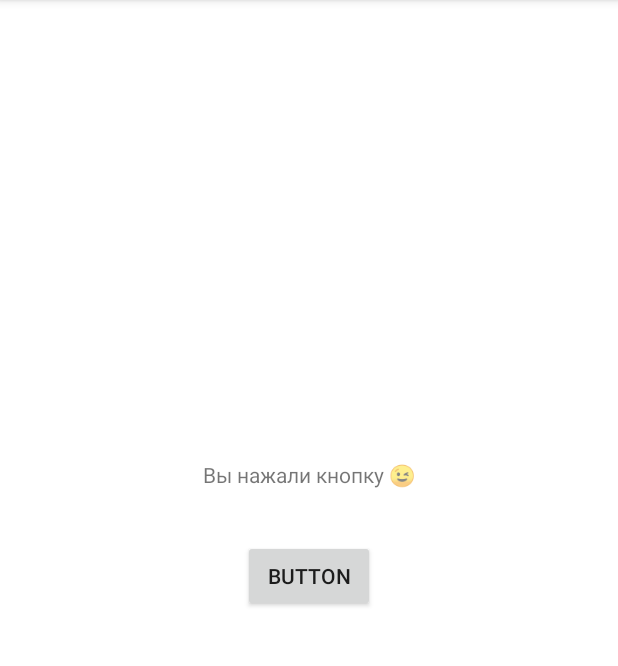
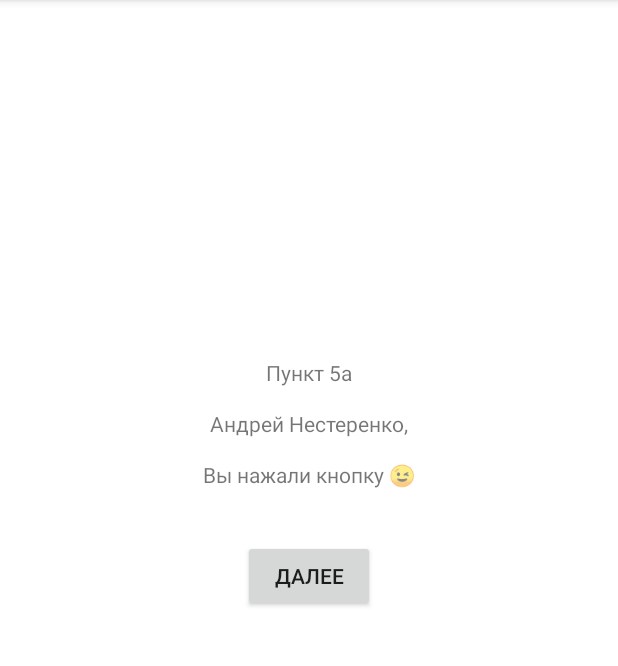
Before and after one commit to stGroshev/OneLessonKotlin, an Android app: the screen it shows after launch (MainActivity), after a tap on "BUTTON", on a phone screen of 412 x 824 dp, the part 84-750 px from its top. Run offline under Robolectric (Android 15) with nearby library versions, the phone set to English and light mode, and no system bars.

Commit message:
Lesson 1. Пункт 5a, 5b из ДЗ: Создал data class TestData.kt, вывел  его свойства в TextView, создал object TestTwo и сделал его копию, которую положил в testThree и вывел их свойства в TextView. + поигрался с операторм when, чтоб легкую красоту навести в App.

```diff
--- a/app/src/main/java/com/geekbrains/groshev/stepan/onelessonkotlin/MainActivity.kt
+++ b/app/src/main/java/com/geekbrains/groshev/stepan/onelessonkotlin/MainActivity.kt
@@ -2,6 +2,7 @@ package com.geekbrains.groshev.stepan.onelessonkotlin
 
 import androidx.appcompat.app.AppCompatActivity
 import android.os.Bundle
+import android.util.Log
 import android.widget.Button
 import android.widget.TextView
 import com.geekbrains.groshev.stepan.onelessonkotlin.R
@@ -10,11 +11,45 @@ class MainActivity : AppCompatActivity() {
     override fun onCreate(savedInstanceState: Bundle?) {
         super.onCreate(savedInstanceState)
         setContentView(R.layout.activity_main)
+        val button: Button = findViewById(R.id.button)
         val textView: TextView = findViewById(R.id.textView)
-        val button: Button = findViewById(R.id.button)
-        button.setOnClickListener{
-            textView.text = "Вы нажали кнопку " + getEmojiByUnicode(0x1F609)
+        val textViewTwo: TextView = findViewById(R.id.textViewTwo)
+        val textViewParagraph: TextView = findViewById(R.id.textViewParagraph)
+        var count = 0
+        button.setOnClickListener {
+            count++
+            when (count) {
+                1 -> {
+                    textViewParagraph.text = "Пункт 5a"
+                    textView.text = "Вы нажали кнопку " + getEmojiByUnicode(0x1F609)
+                    val test = TestData("Андрей", "Нестеренко")
+                    textViewTwo.text = test.name + " " + test.surname + ","
+                    button.text = "Далее"
+                }
+                2 -> {
+                    textViewParagraph.text = "Пункт 5b"
+                    textViewTwo.text =
+                        "Свойства объекта: a = " + TestTwo.a.toString() + "; b = " + TestTwo.b.toString() + "."
+                    val testThree = TestTwo.copy()
+                    textView.text =
+                        "Свойства клона: a = " + testThree.a.toString() + "; b = " + testThree.b.toString() + "."
+                }
+                else -> {
+                    textViewParagraph.text = ""
+                    textViewTwo.text = ""
+                    textView.text = "Пункты из дз закончились" + getEmojiByUnicode(0x1F622)
+                    button.text = "Конец"
+                }
+            }
         }
     }
+
+    object TestTwo {
+        val a = 20
+        val b = 30
+        fun copy(a: Int = this.a, b: Int = this.b) = TestTwo
+    }
 }
-fun getEmojiByUnicode(unicode: Int): String = String(Character.toChars(unicode)) // нашел данную функцию на stackoverflow
+
+fun getEmojiByUnicode(unicode: Int): String =
+    String(Character.toChars(unicode)) // нашел эту функцию на stackoverflow
--- /dev/null
+++ b/app/src/main/java/com/geekbrains/groshev/stepan/onelessonkotlin/TestData.kt
@@ -0,0 +1,3 @@
+package com.geekbrains.groshev.stepan.onelessonkotlin
+
+data class TestData(val name: String, val surname: String)
--- a/app/src/main/res/layout/activity_main.xml
+++ b/app/src/main/res/layout/activity_main.xml
@@ -5,17 +5,35 @@
     android:layout_width="match_parent"
     android:layout_height="match_parent"
     tools:context=".MainActivity">
-
     <TextView
-        android:id="@+id/textView"
-        android:text="@string/pressButton"
+        android:id="@+id/textViewParagraph"
         android:layout_width="wrap_content"
         android:layout_height="wrap_content"
         app:layout_constraintBottom_toTopOf="@+id/button"
         app:layout_constraintEnd_toEndOf="parent"
         app:layout_constraintStart_toStartOf="parent"
         app:layout_constraintTop_toTopOf="parent"
-        app:layout_constraintVertical_bias="0.9"/>
+        app:layout_constraintVertical_bias="0.7" />
+    <TextView
+        android:id="@+id/textViewTwo"
+        android:layout_width="wrap_content"
+        android:layout_height="wrap_content"
+        app:layout_constraintBottom_toTopOf="@+id/button"
+        app:layout_constraintEnd_toEndOf="parent"
+        app:layout_constraintStart_toStartOf="parent"
+        app:layout_constraintTop_toTopOf="parent"
+        app:layout_constraintVertical_bias="0.8" />
+
+    <TextView
+        android:id="@+id/textView"
+        android:layout_width="wrap_content"
+        android:layout_height="wrap_content"
+        android:text="@string/pressButton"
+        app:layout_constraintBottom_toTopOf="@+id/button"
+        app:layout_constraintEnd_toEndOf="parent"
+        app:layout_constraintStart_toStartOf="parent"
+        app:layout_constraintTop_toTopOf="parent"
+        app:layout_constraintVertical_bias="0.9" />
 
     <androidx.appcompat.widget.AppCompatButton
         android:id="@+id/button"
@@ -25,7 +43,7 @@
         app:layout_constraintBottom_toBottomOf="parent"
         app:layout_constraintEnd_toEndOf="parent"
         app:layout_constraintStart_toStartOf="parent"
-        app:layout_constraintTop_toTopOf="parent"/>
+        app:layout_constraintTop_toTopOf="parent" />
 
 
 </androidx.constraintlayout.widget.ConstraintLayout>
```
